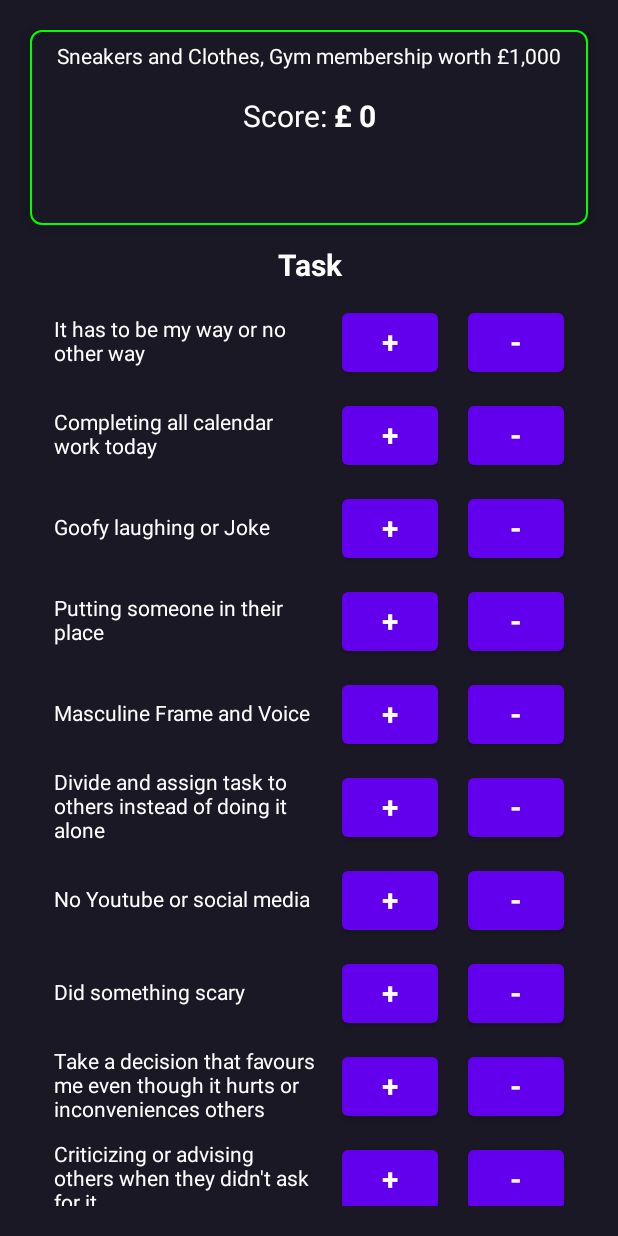
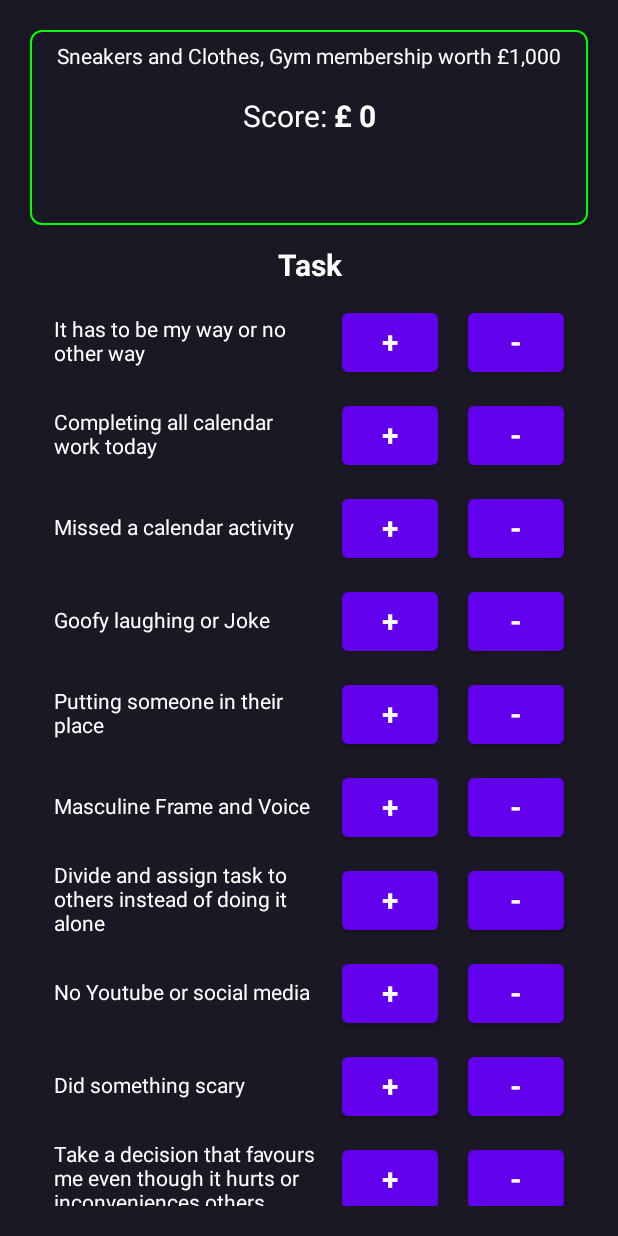
Before and after one commit to emperor006/Weeklys, an Android app built with Jetpack Compose: the screen it shows after launch (MainActivity), on a phone screen of 412 x 824 dp. Run offline under Robolectric (Android 15) with nearby library versions, the phone set to English and light mode, and no system bars; our stand-ins replace Room's generated code.

Commit message:
added a new task

```diff
--- a/app/src/main/java/com/app/weekls/widgets/Home.kt
+++ b/app/src/main/java/com/app/weekls/widgets/Home.kt
@@ -60,6 +60,10 @@ fun Home(
             Spacer(modifier = Modifier.height(14.dp))
 
             Tasks(state = state, title = "Completing all calendar work today", add = 1, subtract = 3, onEvent =onEvent)
+            Spacer(modifier = Modifier.height(14.dp))
+
+            Tasks(state = state, title = "Missed a calendar activity", add = 0, subtract = 3, onEvent =onEvent)
+
 
             Spacer(modifier = Modifier.height(14.dp))
 
```
